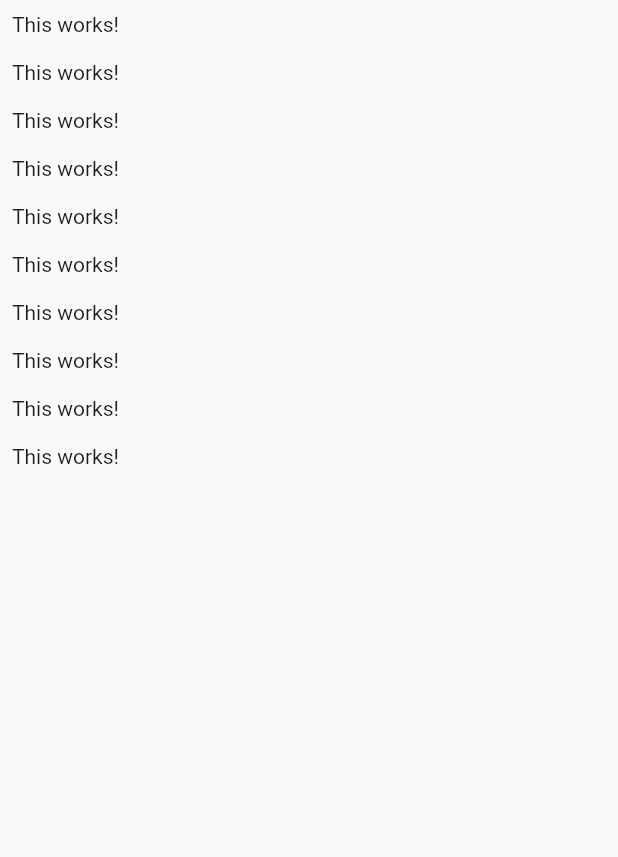
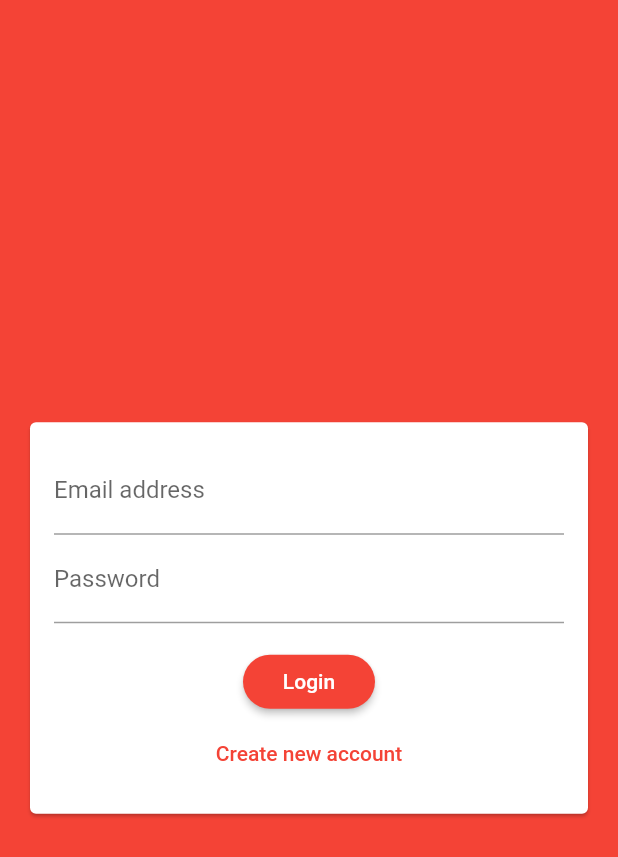
Before and after one commit to JainamSanghvi91/Flutter_Chat_App, a Flutter app: the screen it shows after launch, on a phone screen of 412 x 824 dp. Shown: the top 857 px of the screen. Run offline on Flutter 3.47's test engine with Material 2 defaults, Android fonts, the phone set to English and light mode, and no system bars; our stand-ins replace cloud_firestore, firebase_core; accounts and stored records are empty.

Commit message:
Updated Files

```diff
--- a/lib/main.dart
+++ b/lib/main.dart
@@ -1,7 +1,11 @@
+import 'package:chat_app/screens/auth_screen.dart';
 import 'package:chat_app/screens/chat_screen.dart';
 import 'package:flutter/material.dart';
+import 'package:firebase_core/firebase_core.dart';
 
-void main() {
+void main() async {
+  WidgetsFlutterBinding.ensureInitialized();
+  await Firebase.initializeApp();
   runApp(MyApp());
 }
 
@@ -11,9 +15,20 @@ class MyApp extends StatelessWidget {
     return MaterialApp(
       title: 'Chat App',
       theme: ThemeData(
-        primarySwatch: Colors.blue,
+        primarySwatch: Colors.red,
+        backgroundColor: Colors.red,
+        accentColor: Colors.redAccent,
+        accentColorBrightness: Brightness.dark,
+        buttonTheme: ButtonTheme.of(context).copyWith(
+          buttonColor: Colors.red,
+          textTheme: ButtonTextTheme.primary,
+          shape: RoundedRectangleBorder(
+            borderRadius: BorderRadius.circular(30),
+          ),
+        ),
+        visualDensity: VisualDensity.adaptivePlatformDensity,
       ),
-      home: ChatScreen(),
+      home: AuthScreen(),
     );
   }
 }
--- a/lib/screens/auth_screen.dart
+++ b/lib/screens/auth_screen.dart
@@ -0,0 +1,19 @@
+import 'package:chat_app/widgets/auth/auth_form.dart';
+import 'package:flutter/material.dart';
+
+class AuthScreen extends StatefulWidget {
+  @override
+  _AuthScreenState createState() => _AuthScreenState();
+}
+
+class _AuthScreenState extends State<AuthScreen> {
+  void _submitAuthForm(
+      String email, String password, String username, bool isLogin) {}
+  @override
+  Widget build(BuildContext context) {
+    return Scaffold(
+      backgroundColor: Theme.of(context).primaryColor,
+      body: AuthForm(_submitAuthForm),
+    );
+  }
+}
--- /dev/null
+++ b/lib/widgets/auth/auth_form.dart
@@ -0,0 +1,117 @@
+import 'package:flutter/material.dart';
+
+class AuthForm extends StatefulWidget {
+  AuthForm(this.submitFn);
+  final void Function(
+    String email,
+    String password,
+    String username,
+    bool isLogin,
+  ) submitFn;
+  @override
+  _AuthFormState createState() => _AuthFormState();
+}
+
+class _AuthFormState extends State<AuthForm> {
+  final _formKey = GlobalKey<FormState>();
+
+  var _isLogin = true;
+  String _userEmail = '';
+  String _userName = '';
+  String _password = '';
+
+  void _trySubmit() {
+    final isValid = _formKey.currentState.validate();
+    FocusScope.of(context).unfocus();
+
+    if (isValid) {
+      _formKey.currentState.save();
+      widget.submitFn(_userEmail, _password, _userName, _isLogin);
+    }
+  }
+
+  @override
+  Widget build(BuildContext context) {
+    return Center(
+      child: Card(
+        margin: EdgeInsets.all(20),
+        child: SingleChildScrollView(
+          padding: EdgeInsets.all(16),
+          child: Form(
+            key: _formKey,
+            child: Column(
+              children: [
+                TextFormField(
+                  key: ValueKey('email'),
+                  validator: (value) {
+                    if (value.isEmpty || !value.contains('@')) {
+                      return 'Enter valid email address!';
+                    }
+                    return null;
+                  },
+                  keyboardType: TextInputType.emailAddress,
+                  decoration: InputDecoration(
+                    labelText: 'Email address',
+                  ),
+                  onSaved: (value) {
+                    _userEmail = value;
+                  },
+                ),
+                if (!_isLogin)
+                  TextFormField(
+                    key: ValueKey('username'),
+                    validator: (value) {
+                      if (value.isEmpty || value.length < 4) {
+                        return 'Username must be atleast 4 characters long!';
+                      }
+                      return null;
+                    },
+                    decoration: InputDecoration(
+                      labelText: 'Username',
+                    ),
+                    onSaved: (value) {
+                      _userName = value;
+                    },
+                  ),
+                TextFormField(
+                  key: ValueKey('password'),
+                  validator: (value) {
+                    if (value.isEmpty || value.length < 6) {
+                      return 'Password must be atleast 6 characters long!';
+                    }
+                    return null;
+                  },
+                  decoration: InputDecoration(
+                    labelText: 'Password',
+                  ),
+                  obscureText: true,
+                  onSaved: (value) {
+                    _password = value;
+                  },
+                ),
+                SizedBox(
+                  height: 15,
+                ),
+                RaisedButton(
+                  child: Text(_isLogin ? 'Login' : 'Signup'),
+                  onPressed: _trySubmit,
+                ),
+                FlatButton(
+                  textColor: Theme.of(context).primaryColor,
+                  onPressed: () {
+                    setState(() {
+                      _isLogin = !_isLogin;
+                    });
+                  },
+                  child: Text(_isLogin
+                      ? 'Create new account'
+                      : 'I already have an account'),
+                )
+              ],
+            ),
+          ),
+        ),
+      ),
+    );
+  }
+}
--- a/pubspec.yaml
+++ b/pubspec.yaml
@@ -28,6 +28,8 @@ dependencies:
   # The following adds the Cupertino Icons font to your application.
   # Use with the CupertinoIcons class for iOS style icons.
   cupertino_icons: ^1.0.2
+  firebase_core : ^1.1.0
+  cloud_firestore: ^1.0.7
 
 dev_dependencies:
   flutter_test:
```
Also changed, not shown: lib/screens/chat_screen.dart (+28 -6 lines).
